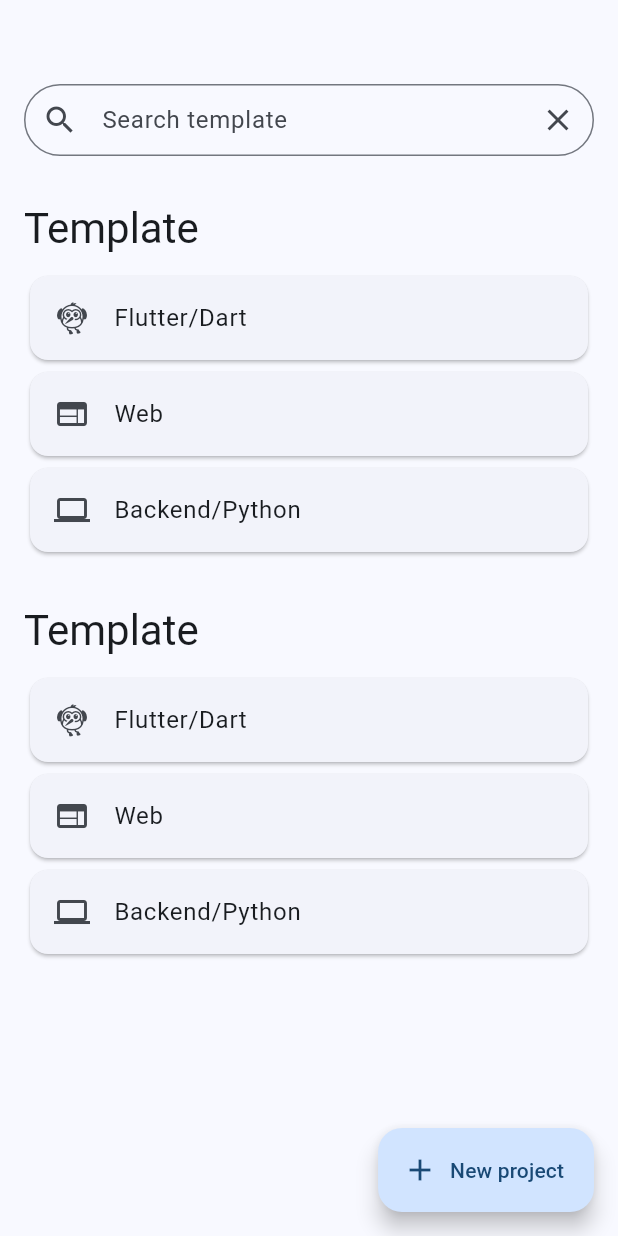
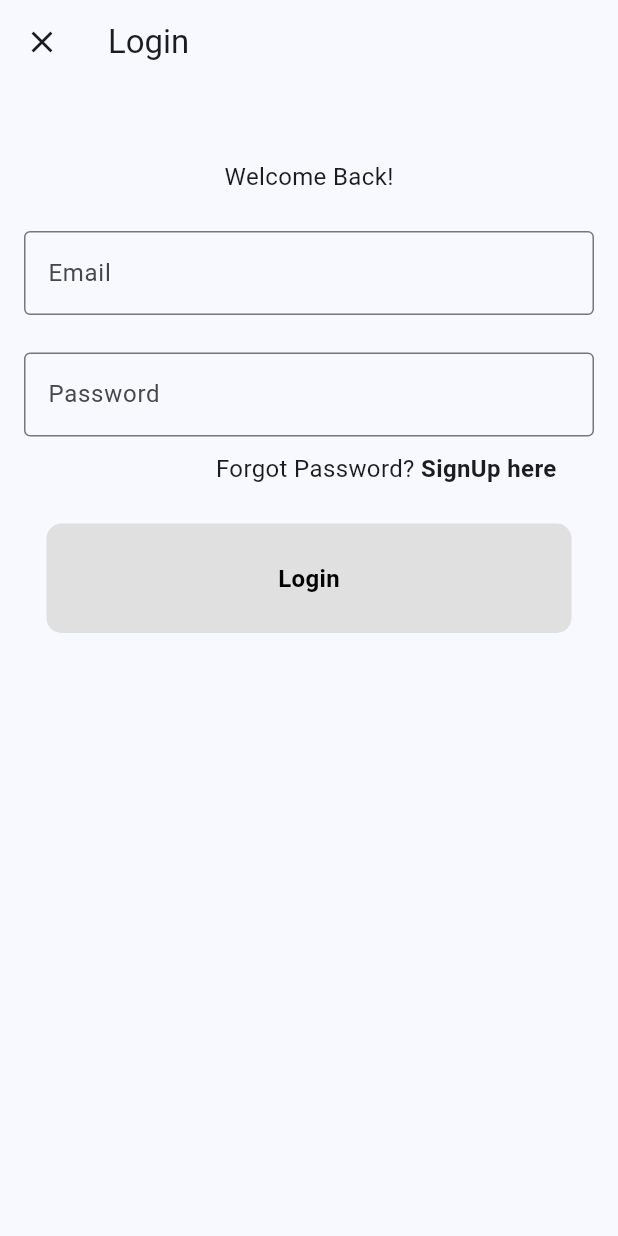
Before and after one commit to arskii/dicedev, a Flutter app: the screen it shows after launch, on a phone screen of 412 x 824 dp. Run offline on Flutter 3.47's test engine with Material 3 defaults, Android fonts, the phone set to English and light mode, and no system bars.

Commit message:
Added Login and Register Pages

```diff
--- /dev/null
+++ b/lib/auth/login_or_signup.dart
@@ -0,0 +1,33 @@
+import 'package:codedev/pages/login_page.dart';
+import 'package:codedev/pages/register_page.dart';
+import 'package:flutter/material.dart';
+
+class LoginOrSignUp extends StatefulWidget {
+  const LoginOrSignUp({super.key});
+
+  @override
+  State<LoginOrSignUp> createState() => _LoginOrSignUpState();
+}
+
+class _LoginOrSignUpState extends State<LoginOrSignUp> {
+  bool showLoginPage = true;
+
+  void togglePages() {
+    setState(() {
+      showLoginPage = !showLoginPage;
+    });
+  }
+
+  @override
+  Widget build(BuildContext context) {
+    if (showLoginPage) {
+      return LoginPage(
+        onTap: togglePages,
+      );
+    } else {
+      return RegisterPage(
+        onTap: togglePages,
+      );
+    }
+  }
+}
--- /dev/null
+++ b/lib/components/custom_button.dart
@@ -0,0 +1,28 @@
+import 'package:flutter/material.dart';
+
+class CustomButton extends StatelessWidget {
+  final Function() onTap;
+  final String text;
+  const CustomButton({super.key, required this.onTap, required this.text});
+
+  @override
+  Widget build(BuildContext context) {
+    return GestureDetector(
+      onTap: onTap,
+      child: Container(
+        decoration: BoxDecoration(
+          color: Colors.grey[300],
+          borderRadius: BorderRadius.circular(10),
+        ),
+        padding: EdgeInsets.all(25),
+        margin: EdgeInsets.symmetric(horizontal: 15),
+        child: Center(
+            child: Text(
+          text,
+          style: TextStyle(
+              color: Colors.black, fontSize: 16, fontWeight: FontWeight.bold),
+        )),
+      ),
+    );
+  }
+}
--- a/lib/components/custom_field.dart
+++ b/lib/components/custom_field.dart
@@ -4,13 +4,19 @@ class CustomField extends StatelessWidget {
   final String title;
   final TextEditingController? controller;
   final Function()? onTap;
+  final bool obscureText;
 
   const CustomField(
-      {super.key, required this.title, this.controller, this.onTap});
+      {super.key,
+      required this.title,
+      this.controller,
+      this.onTap,
+      this.obscureText = false});
 
   @override
   Widget build(BuildContext context) {
     return TextField(
+      obscureText: obscureText,
       controller: controller,
       onTap: onTap,
       decoration: InputDecoration(
--- a/lib/main.dart
+++ b/lib/main.dart
@@ -1,4 +1,8 @@
+import 'package:codedev/auth/login_or_signup.dart';
 import 'package:codedev/pages/home_page.dart';
+import 'package:codedev/pages/login_page.dart';
+import 'package:codedev/pages/project_page.dart';
+import 'package:codedev/pages/register_page.dart';
 import 'package:codedev/theme.dart';
 import 'package:flutter/material.dart';
 
@@ -14,7 +18,7 @@ class MainApp extends StatelessWidget {
     return MaterialApp(
       debugShowCheckedModeBanner: false,
       theme: lightTheme,
-      home: const HomePage(),
+      home: LoginOrSignUp(),
     );
   }
 }
--- /dev/null
+++ b/lib/pages/login_page.dart
@@ -0,0 +1,86 @@
+import 'package:codedev/components/custom_button.dart';
+import 'package:codedev/components/custom_field.dart';
+import 'package:codedev/constants.dart';
+import 'package:flutter/material.dart';
+import 'package:flutter/widgets.dart';
+
+class LoginPage extends StatelessWidget {
+  final emailController = TextEditingController();
+  final passwordController = TextEditingController();
+  void Function()? onTap;
+  LoginPage({super.key, required this.onTap});
+
+  void login() {}
+
+  @override
+  Widget build(BuildContext context) {
+    return Scaffold(
+      appBar: AppBar(
+        title: Text(
+          'Login',
+        ),
+        centerTitle: false,
+        automaticallyImplyLeading: false,
+        leading: IconButton(
+          icon: Icon(Icons.close),
+          onPressed: () {
+            Navigator.of(context).pop();
+          },
+        ),
+      ),
+      body: Padding(
+        padding: const EdgeInsets.symmetric(horizontal: kDefaultPadding),
+        child: SafeArea(
+          child: Center(
+            child: Column(children: [
+              SizedBox(
+                height: 50.0,
+              ),
+              Text(
+                "Welcome Back!",
+                style: TextStyle(fontSize: 16.0),
+              ),
+              SizedBox(height: 25.0),
+              CustomField(
+                controller: emailController,
+                title: 'Email',
+              ),
+              SizedBox(height: 25.0),
+              CustomField(
+                controller: passwordController,
+                title: 'Password',
+                obscureText: true,
+              ),
+              SizedBox(height: 10.0),
+              Padding(
+                padding: EdgeInsets.symmetric(
+                  horizontal: 25.0,
+                ),
+                child: Row(
+                  mainAxisAlignment: MainAxisAlignment.end,
+                  children: [
+                    Text(
+                      "Forgot Password? ",
+                      style: TextStyle(fontSize: 16.0),
+                    ),
+                    GestureDetector(
+                      onTap: onTap,
+                      child: Text("SignUp here",
+                          style: TextStyle(
+                              fontSize: 16.0, fontWeight: FontWeight.bold)),
+                    ),
+                  ],
+                ),
+              ),
+              SizedBox(height: 25.0),
+              CustomButton(
+                onTap: login,
+                text: 'Login',
+              )
+            ]),
+          ),
+        ),
+      ),
+    );
+  }
+}
--- a/lib/pages/project_page.dart
+++ b/lib/pages/project_page.dart
@@ -26,7 +26,9 @@ class ProjectPage extends StatelessWidget {
         child: Column(
           children: [
             const SizedBox(height: 30.0),
-            CustomField(title: 'Project Name'),
+            CustomField(
+              title: 'Project Name',
+            ),
             const SizedBox(height: 30.0),
             CustomField(title: 'Project Description'),
             const SizedBox(height: 30.0),
```
Also changed, not shown: lib/pages/register_page.dart (added, +92 -0 lines).
